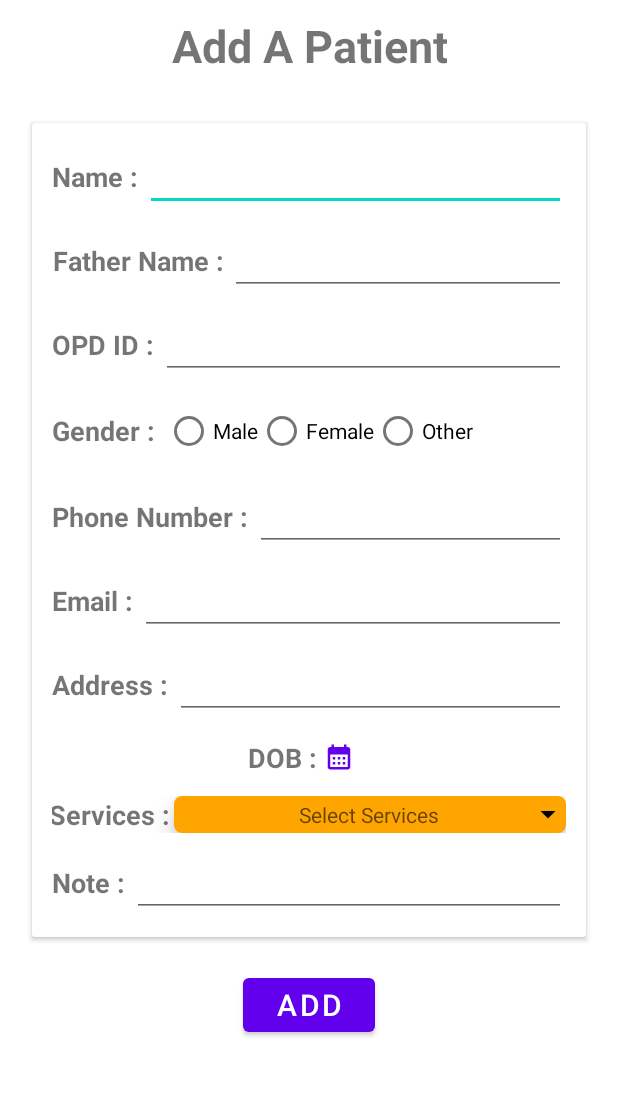
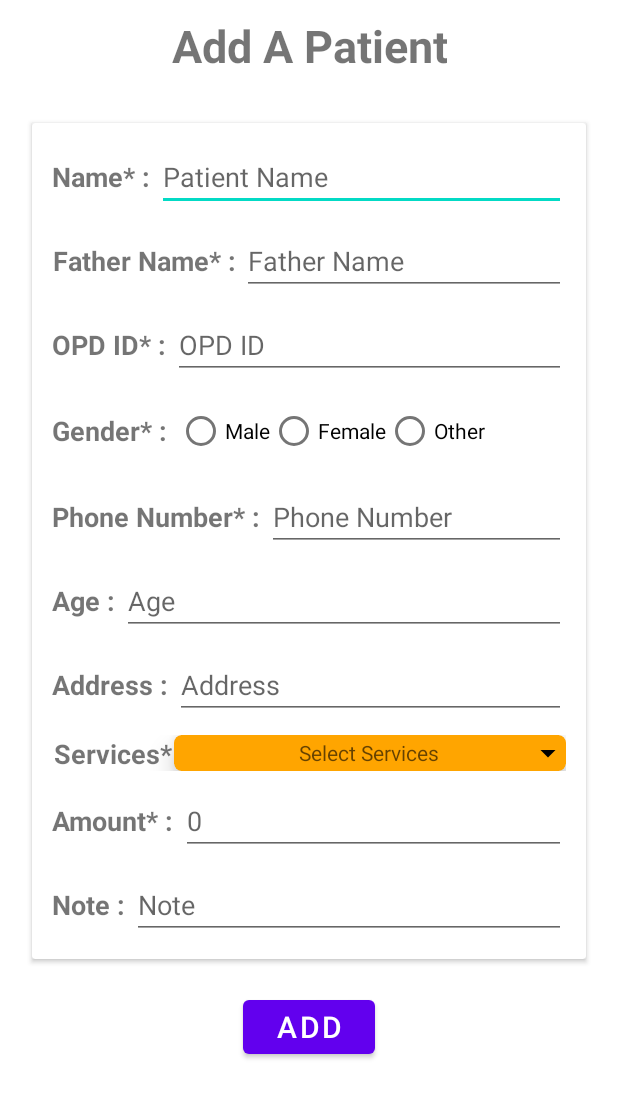
Before and after one commit to ashutosh2807/MaterialUIonAndroid, an Android app: the AddPatient screen opened directly, with no data from a screen before it, on a phone screen of 412 x 824 dp. Shown: the top 1098 px of the screen. Run offline under Robolectric (Android 15) with nearby library versions, the phone set to English and light mode, and no system bars; our stand-ins replace Firebase (no records; nobody signed in at launch, a user with empty details on screens opened directly); 1 statement that could not run was skipped.

Commit message:
smallfixes3

```diff
--- a/BottomNavigationView/app/src/main/java/com/example/bottomnavigationview/fragments/homeFragment.java
+++ b/BottomNavigationView/app/src/main/java/com/example/bottomnavigationview/fragments/homeFragment.java
@@ -164,8 +164,10 @@ public class homeFragment extends Fragment {
                             doc.get("Gender").toString(),
                             doc.get("Phone_number").toString(),
                             doc.get("Address").toString(),
-                            doc.get("Email").toString(),
-                            ((Timestamp) doc.get("Dob")).toDate(),
+                            doc.get("Age").toString(),
+                            (List<Map<String,List<String>>>) doc.get("Services"),
+                            doc.get("Amount").toString(),
+                            doc.get("Note").toString(),
                             ( List<Timestamp> ) doc.get("Visit_date")
                     );
                     newData.add(data);
--- a/BottomNavigationView/app/src/main/java/com/example/bottomnavigationview/markVisit.java
+++ b/BottomNavigationView/app/src/main/java/com/example/bottomnavigationview/markVisit.java
@@ -103,8 +103,10 @@ public class markVisit extends AppCompatActivity {
                             doc.get("Gender").toString(),
                             doc.get("Phone_number").toString(),
                             doc.get("Address").toString(),
-                            doc.get("Email").toString(),
-                            ((Timestamp) doc.get("Dob")).toDate(),
+                            doc.get("Age").toString(),
+                            (List<Map<String,List<String>>>) doc.get("Services"),
+                            doc.get("Amount").toString(),
+                            doc.get("Note").toString(),
                             ( List<Timestamp> ) doc.get("Visit_date")
                     );
                     newData.add(data);
--- a/BottomNavigationView/app/src/main/res/layout/activity_add_patient.xml
+++ b/BottomNavigationView/app/src/main/res/layout/activity_add_patient.xml
@@ -68,12 +68,13 @@
                             android:layout_height="wrap_content"
                             android:layout_gravity="center"
                             android:gravity="center"
-                            android:text="Name : "
+                            android:text="Name* : "
                             android:textStyle="bold"
                             android:textSize="18dp" />
 
                         <EditText
                             android:id="@+id/etName"
+                            android:hint="Patient Name"
                             android:importantForAutofill="no"
                             android:layout_width="match_parent"
                             android:layout_height="wrap_content"
@@ -91,12 +92,13 @@
                             android:layout_height="wrap_content"
                             android:layout_gravity="center"
                             android:gravity="center"
-                            android:text="Father Name : "
+                            android:text="Father Name* : "
                             android:textStyle="bold"
                             android:textSize="18dp" />
 
                         <EditText
                             android:id="@+id/etFname"
+                            android:hint="Father Name"
                             android:layout_width="match_parent"
                             android:importantForAutofill="no"
                             android:layout_height="wrap_content"
@@ -114,12 +116,13 @@
                             android:layout_height="wrap_content"
                             android:layout_gravity="center"
                             android:gravity="center"
-                            android:text="OPD ID : "
+                            android:text="OPD ID* : "
                             android:textStyle="bold"
                             android:textSize="18dp" />
 
                         <EditText
                             android:id="@+id/etOPD"
+                            android:hint="OPD ID"
                             android:layout_width="match_parent"
                             android:importantForAutofill="no"
                             android:layout_height="wrap_content"
@@ -137,10 +140,14 @@
                             android:layout_height="wrap_content"
                             android:layout_gravity="center"
                             android:gravity="center"
-                            android:text="Gender : "
+                            android:text="Gender* : "
                             android:textStyle="bold"
                             android:textSize="18dp" />
-
+<androidx.appcompat.widget.LinearLayoutCompat
+    android:layout_width="match_parent"
+    android:layout_height="wrap_content"
+    android:orientation="horizontal"
+    >
     <RadioGroup
         android:id="@+id/genderRadioGroup"
         android:layout_width="match_parent"
@@ -166,6 +173,8 @@
             android:layout_height="wrap_content"
             android:text="Other"/>
     </RadioGroup>
+</androidx.appcompat.widget.LinearLayoutCompat>
+
 
                     </LinearLayout>
 
@@ -182,7 +191,7 @@
                             android:layout_gravity="center"
                             android:gravity="center"
 
-                            android:text="Phone Number : "
+                            android:text="Phone Number* : "
                             android:textStyle="bold"
                             android:textSize="18dp" />
 
@@ -190,6 +199,7 @@
                             android:id="@+id/etPhone"
                             android:layout_width="match_parent"
                             android:inputType="number"
+                            android:hint="Phone Number"
                             android:importantForAutofill="no"
                             android:layout_height="wrap_content"
                             />
@@ -206,16 +216,17 @@
                             android:layout_height="wrap_content"
                             android:layout_gravity="center"
                             android:gravity="center"
-                            android:text="Email : "
+                            android:text="Age : "
                             android:textStyle="bold"
                             android:textSize="18dp" />
 
                         <EditText
-                            android:id="@+id/etmail"
+                            android:hint="Age"
+                            android:id="@+id/etAge"
                             android:layout_width="match_parent"
+                            android:importantForAutofill="no"
                             android:layout_height="wrap_content"
-                            android:inputType="textEmailAddress"
-                            android:importantForAutofill="no" />
+                            />
                     </LinearLayout>
                     <LinearLayout
                         android:layout_width="match_parent"
@@ -234,43 +245,14 @@
                             android:textSize="18dp" />
 
                         <EditText
+                            android:hint="Address"
                             android:id="@+id/etAddress"
                             android:layout_width="match_parent"
                             android:importantForAutofill="no"
                             android:layout_height="wrap_content"
                             />
                     </LinearLayout>
-                    <LinearLayout
-                        android:layout_width="match_parent"
-                        android:layout_height="wrap_content"
-                        android:orientation="horizontal"
-                        android:layout_gravity="center"
-                        android:layout_margin="5dp"
-                        android:gravity="center">
-                        <TextView
-                            android:layout_width="wrap_content"
-                            android:layout_height="wrap_content"
-                            android:layout_gravity="center"
-                            android:gravity="center"
-                            android:text="DOB : "
-                            android:textStyle="bold"
-                            android:textSize="18dp" />
 
-
-                        <Button
-                            android:id="@+id/btnDob"
-                            android:background="@drawable/calender"
-                            android:layout_width="20dp"
-                            android:layout_height="20dp">
-                        </Button>
-
-                        <TextView
-                            android:layout_margin="5dp"
-                            android:id="@+id/etDob"
-                            android:layout_width="wrap_content"
-                            android:layout_height="wrap_content"
-                            ></TextView>
-                    </LinearLayout>
                     <LinearLayout
                         android:layout_width="match_parent"
                         android:layout_height="wrap_content"
@@ -284,26 +266,29 @@
                             android:layout_height="match_parent"
                             android:layout_gravity="center"
                             android:gravity="center"
-                            android:text="Services : "
+                            android:text="Services* : "
                             android:textSize="18dp"
                             android:textStyle="bold" />
 
 
                         <com.google.android.material.card.MaterialCardView
                             android:layout_width="match_parent"
-                            android:layout_height="match_parent"
+                            android:layout_height="wrap_content"
                             app:cardBackgroundColor="#FFA500"
                             app:cardCornerRadius="5dp"
                             app:cardElevation="10dp"
                             >
 
                             <RelativeLayout
+                                android:id="@+id/rlServices"
                                 android:layout_width="match_parent"
                                 android:layout_height="match_parent">
+
                                 <TextView
                                     android:layout_width="wrap_content"
                                     android:layout_height="wrap_content"
                                     android:layout_centerInParent="true"
+                                    android:id="@+id/tvSelectedservices"
                                     android:hint="Select Services">
 
                                 </TextView>
@@ -330,6 +315,30 @@
                             android:layout_height="wrap_content"
                             android:layout_gravity="center"
                             android:gravity="center"
+                            android:text="Amount* : "
+                            android:textStyle="bold"
+                            android:textSize="18dp" />
+
+                        <EditText
+                            android:hint="0"
+                            android:id="@+id/etAmount"
+                            android:layout_width="match_parent"
+                            android:importantForAutofill="no"
+                            android:layout_height="wrap_content"
+                            />
+                    </LinearLayout>
+                    <LinearLayout
+                        android:layout_width="match_parent"
+                        android:layout_height="wrap_content"
+                        android:orientation="horizontal"
+                        android:layout_gravity="center"
+                        android:layout_margin="5dp"
+                        android:gravity="center">
+                        <TextView
+                            android:layout_width="wrap_content"
+                            android:layout_height="wrap_content"
+                            android:layout_gravity="center"
+                            android:gravity="center"
                             android:text="Note : "
                             android:textStyle="bold"
                             android:textSize="18dp" />
@@ -339,8 +348,10 @@
                             android:layout_width="match_parent"
                             android:importantForAutofill="no"
                             android:layout_height="wrap_content"
+                           android:hint="Note"
                             />
                     </LinearLayout>
+
                 </LinearLayout>
 
 
@@ -369,7 +380,6 @@
                     android:text="ADD"
                     android:textSize="20dp"
                     ></Button>
-
             </LinearLayout>
         </LinearLayout>
 
```
Also changed, not shown: BottomNavigationView/app/src/main/java/com/example/bottomnavigationview/adapter/recyclerAdapter.java (+1 -15 lines), BottomNavigationView/app/src/main/java/com/example/bottomnavigationview/profileData/profile.java (+43 -21 lines). Lines whose indentation alone changed are shown as unchanged.
